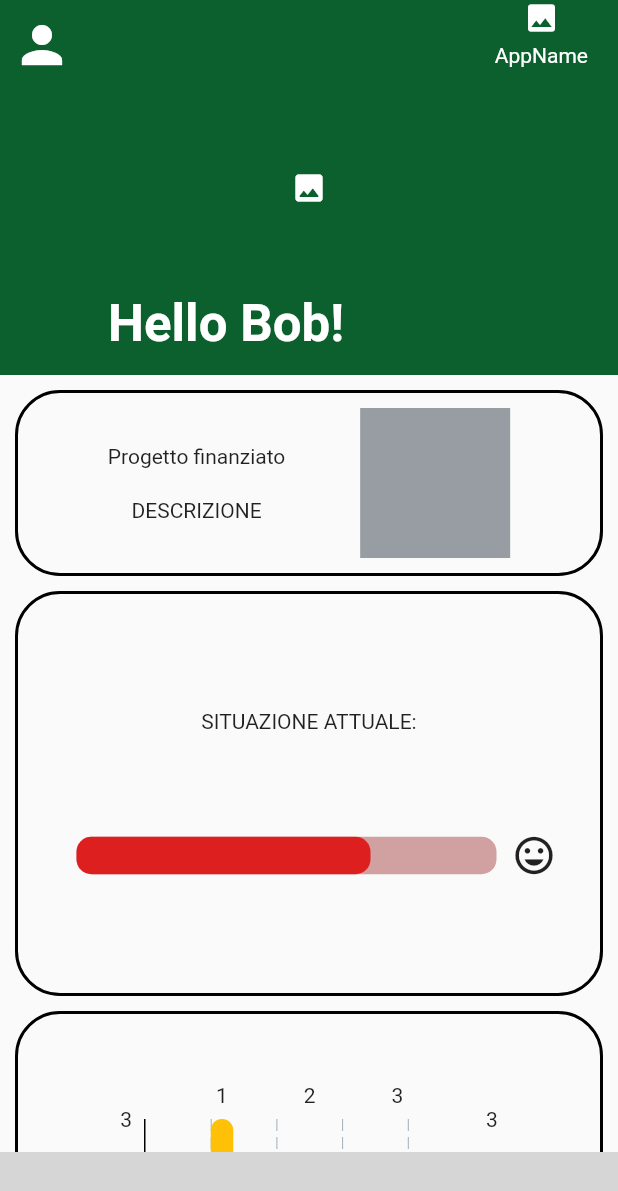
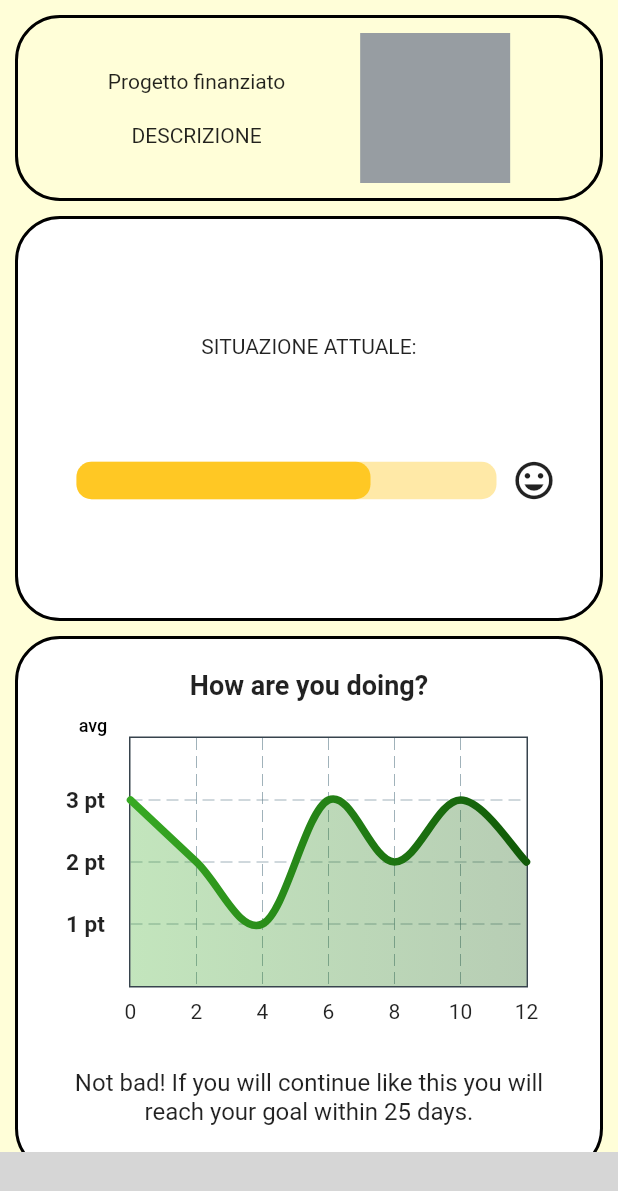
Before and after one commit to pi-surfer/Biometric_app, a Flutter app: the screen it shows after launch, on a phone screen of 412 x 824 dp. Shown: the top 1191 px of the screen. Run offline on Flutter 3.47's test engine with Material 2 defaults, Android fonts, the phone set to English and light mode, and no system bars; drawn by our look-alikes of fl_chart, percent_indicator; our stand-ins replace flutter_login; missing offline and left inert: molten_navigationbar_flutter; grey boxes are pictures that could not be loaded.

Commit message:
BarChart replaced with LineChart

```diff
--- /dev/null
+++ b/lib/models/chart1.dart
@@ -0,0 +1,292 @@
+import 'package:fl_chart/fl_chart.dart';
+import 'package:flutter/material.dart';
+
+class LineChartSample2 extends StatefulWidget {
+  const LineChartSample2({super.key});
+
+  @override
+  State<LineChartSample2> createState() => _LineChartSample2State();
+}
+
+class _LineChartSample2State extends State<LineChartSample2> {
+  List<Color> gradientColors = [
+    Color.fromARGB(255, 55, 169, 35),
+    Color.fromARGB(255, 17, 90, 8),
+  ];
+
+  bool showAvg = false;
+
+  @override
+  Widget build(BuildContext context) {
+    return Stack(
+      children: <Widget>[
+        AspectRatio(
+          aspectRatio: 1.5,
+          child: Padding(
+            padding: const EdgeInsets.only(right: 18,left: 12,top: 24,bottom: 12,),
+            child: LineChart(
+              showAvg ? avgData() : mainData(),
+            ),
+          ),
+        ),
+        SizedBox(
+          width: 60,
+          height: 34,
+          child: TextButton(
+            onPressed: () {
+              setState(() {
+                showAvg = !showAvg;
+              });
+            },
+            child: Text(
+              'avg',
+              style: TextStyle(
+                fontSize: 12,
+                color: showAvg ? Color.fromARGB(255, 0, 0, 0).withOpacity(0.5) : Color.fromARGB(255, 0, 0, 0),
+              ),
+            ),
+          ),
+        ),
+      ],
+    );
+  }
+
+  Widget bottomTitleWidgets(double value, TitleMeta meta) {
+    const style = TextStyle(
+      fontWeight: FontWeight.bold,
+      fontSize: 18,
+    );
+    Widget text;
+    switch (value.toInt()) {
+      case 1:
+        text = const Text('Day 1', style: style,);
+        break;
+      case 5:
+        text = const Text('Day 2', style: style);
+        break;
+      case 9:
+        text = const Text('Day 3', style: style);
+        break;
+      default:
+        text = const Text('', style: style);
+        break;
+    }
+
+    return SideTitleWidget(
+      axisSide: meta.axisSide,
+      child: text,
+    );
+  }
+
+  Widget leftTitleWidgets(double value, TitleMeta meta) {
+    const style = TextStyle(
+      fontWeight: FontWeight.bold,
+      fontSize: 15,
+    );
+    String text;
+    switch (value.toInt()) {
+      case 1:
+        text = '1 pt';
+        break;
+      case 2:
+        text = '2 pt';
+        break;
+      case 3:
+        text = '3 pt';
+        break;
+      default:
+        return Container();
+    }
+
+    return Text(text, style: style, textAlign: TextAlign.left);
+  }
+
+  LineChartData mainData() {
+    return LineChartData(
+      /*gridData: FlGridData(
+        show: true,
+        drawVerticalLine: true,
+        horizontalInterval: 1,
+        verticalInterval: 1,
+        getDrawingHorizontalLine: (value) {
+          return FlLine(
+            color: Colors.blue,
+            strokeWidth: 1,
+          );
+        },
+        getDrawingVerticalLine: (value) {
+          return FlLine(
+            color: Colors.blue,
+            strokeWidth: 1,
+          );
+        },
+      ),*/
+      titlesData: FlTitlesData(
+        show: true,
+        rightTitles: AxisTitles(
+          sideTitles: SideTitles(showTitles: false),
+        ),
+        topTitles: AxisTitles(
+          sideTitles: SideTitles(showTitles: false,),
+        ),
+        bottomTitles: AxisTitles(
+          sideTitles: SideTitles(showTitles: true,),
+        ),
+        /*bottomTitles: AxisTitles(
+          sideTitles: SideTitles(
+            showTitles: true,
+            reservedSize: 30,
+            interval: 1,
+            getTitlesWidget: bottomTitleWidgets,
+          ),
+        ),*/
+        leftTitles: AxisTitles(
+          sideTitles: SideTitles(
+            showTitles: true,
+            interval: 1,
+            getTitlesWidget: leftTitleWidgets,
+            reservedSize: 42,
+          ),
+        ),
+      ),
+      borderData: FlBorderData(
+        show: true,
+        border: Border.all(color: const Color(0xff37434d)),
+      ),
+      minX: 0,
+      maxX: 12,
+      minY: 0,
+      maxY: 4,
+      lineBarsData: [
+        LineChartBarData(
+          spots: const [
+            FlSpot(0, 3),
+            FlSpot(2, 2),
+            FlSpot(4, 1),
+            FlSpot(6, 3),
+            FlSpot(8, 2),
+            FlSpot(10, 3),
+            FlSpot(12, 2),
+          ],
+          isCurved: true,
+          gradient: LinearGradient(
+            colors: gradientColors,
+          ),
+          barWidth: 5,
+          isStrokeCapRound: true,
+          dotData: FlDotData(
+            show: false,
+          ),
+          belowBarData: BarAreaData(
+            show: true,
+            gradient: LinearGradient(
+              colors: gradientColors
+                  .map((color) => color.withOpacity(0.3))
+                  .toList(),
+            ),
+          ),
+        ),
+      ],
+    );
+  }
+
+  LineChartData avgData() {
+    return LineChartData(
+      lineTouchData: LineTouchData(enabled: false),
+      /*gridData: FlGridData(
+        show: true,
+        drawHorizontalLine: true,
+        verticalInterval: 1,
+        horizontalInterval: 1,
+        getDrawingVerticalLine: (value) {
+          return FlLine(
+            color: Color(0xff37434d),
+            strokeWidth: 1,
+          );
+        },
+        getDrawingHorizontalLine: (value) {
+          return FlLine(
+            color: Color(0xff37434d),
+            strokeWidth: 1,
+          );
+        },
+      ),*/
+      titlesData: FlTitlesData(
+        show: true,
+        /*bottomTitles: AxisTitles(
+          sideTitles: SideTitles(
+            showTitles: true,
+            reservedSize: 30,
+            getTitlesWidget: bottomTitleWidgets,
+            interval: 1,
+          ),
+        ),*/
+        leftTitles: AxisTitles(
+          sideTitles: SideTitles(
+            showTitles: true,
+            getTitlesWidget: leftTitleWidgets,
+            reservedSize: 42,
+            interval: 1,
+          ),
+        ),
+        topTitles: AxisTitles(
+          sideTitles: SideTitles(showTitles: false,),
+        ),
+        bottomTitles: AxisTitles(
+          sideTitles: SideTitles(showTitles: true,),
+        ),
+        rightTitles: AxisTitles(
+          sideTitles: SideTitles(showTitles: false),
+        ),
+      ),
+      borderData: FlBorderData(
+        show: true,
+        border: Border.all(color: const Color(0xff37434d)),
+      ),
+      minX: 0,
+      maxX: 12,
+      minY: 0,
+      maxY: 4,
+      lineBarsData: [
+        LineChartBarData(
+          spots: const [
+            FlSpot(0, 2.5),
+            FlSpot(2.6, 2.5),
+            FlSpot(4.9, 2.5),
+            FlSpot(6.8, 2.5),
+            FlSpot(8, 2.5),
+            FlSpot(9.5, 2.5),
+            FlSpot(12, 2.5),
+          ],
+          isCurved: true,
+          gradient: LinearGradient(
+            colors: [
+              ColorTween(begin: gradientColors[0], end: gradientColors[1])
+                  .lerp(0.2)!,
+              ColorTween(begin: gradientColors[0], end: gradientColors[1])
+                  .lerp(0.2)!,
+            ],
+          ),
+          barWidth: 5,
+          isStrokeCapRound: true,
+          dotData: FlDotData(
+            show: false,
+          ),
+          belowBarData: BarAreaData(
+            show: true,
+            gradient: LinearGradient(
+              colors: [
+                ColorTween(begin: gradientColors[0], end: gradientColors[1])
+                    .lerp(0.2)!
+                    .withOpacity(0.1),
+                ColorTween(begin: gradientColors[0], end: gradientColors[1])
+                    .lerp(0.2)!
+                    .withOpacity(0.1),
+              ],
+            ),
+          ),
+        ),
+      ],
+    );
+  }
+}
--- a/lib/screens/home_page.dart
+++ b/lib/screens/home_page.dart
@@ -4,6 +4,7 @@
 import 'package:molten_navigationbar_flutter/molten_navigationbar_flutter.dart';
 
 import 'package:app_project/screens/login_page.dart';
+import 'package:app_project/models/chart1.dart';
 
 class HomePage extends StatefulWidget {
   const HomePage({Key? key}) : super(key: key);
@@ -19,7 +20,8 @@
   @override
   Widget build(BuildContext context) {
     return Scaffold(
-      drawer: Drawer(
+      backgroundColor: Color.fromARGB(255, 255, 254, 216),
+      /*drawer: Drawer(
         child: ListView(
           padding: EdgeInsets.zero,
           children: [
@@ -36,9 +38,9 @@
             ),
           ],
         ),
-      ),
+      ),*/
       body: CustomScrollView(slivers: [
-        SliverAppBar(
+        /*SliverAppBar(
           pinned: true,
           expandedHeight: 250.0,
           collapsedHeight: 60,
@@ -78,7 +80,7 @@
           }),
           backgroundColor: Color.fromARGB(255, 11, 96, 45),
           shadowColor: Color.fromARGB(255, 4, 47, 15), // actions AppBar
-        ),
+        ),*/
         SliverToBoxAdapter(
           child: Padding(
             padding: const EdgeInsets.all(10),
@@ -120,7 +122,7 @@
                 padding: EdgeInsets.all(10),
                 decoration: BoxDecoration(
                   shape: BoxShape.rectangle,
-                  color: null,
+                  color: Colors.white,
                   border: Border.all(
                       width: 2.0, color: Color.fromARGB(255, 0, 0, 0)),
                   borderRadius: BorderRadius.all(Radius.circular(30)),
@@ -139,8 +141,8 @@
                           percent: 0.7,
                           trailing: Icon(Icons.mood, size: 30),
                           barRadius: Radius.circular(10),
-                          backgroundColor: Color.fromARGB(255, 209, 160, 160),
-                          progressColor: Color.fromARGB(255, 221, 31, 31),
+                          backgroundColor: Color.fromARGB(255, 255, 200, 36).withOpacity(0.4),
+                          progressColor: Color.fromARGB(255, 255, 200, 36),
                         ),
                       ],
                     ),
@@ -155,45 +157,43 @@
           child: Padding(
             padding: EdgeInsets.only(left: 10, right: 10, bottom: 40),
             child: Column(
-              children: [Container(
+              children: [
+                Container(
                   padding: EdgeInsets.all(10),
                   decoration: BoxDecoration(
                   shape: BoxShape.rectangle,
-              color: null,
+                  color: Colors.white,
                   border:
                     Border.all(width: 2.0, color: Color.fromARGB(255, 0, 0, 0)),
                   borderRadius: BorderRadius.all(Radius.circular(30)),
             ),
-            child: Container(
-              height: 300,
-              padding: const EdgeInsets.all(30),
+            child: Column(
+              mainAxisAlignment: MainAxisAlignment.center,
+              crossAxisAlignment: CrossAxisAlignment.center,
+              children: [
+                SizedBox(height: 10,),
+                Text('How are you doing?',
+                        style: TextStyle(
+                            fontWeight: FontWeight.bold, fontSize: 18)),
+                Container(
+                  decoration: BoxDecoration(
+                      shape: BoxShape.rectangle,
+                      color: Colors.transparent,),
+                  //height: 300,
+                  padding: const EdgeInsets.only(left: 10,right: 20),
                   // implement the bar chart
-              child: BarChart(
-                BarChartData(
-                    borderData: FlBorderData(
-                        border: const Border(
-                      top: BorderSide.none,
-                      right: BorderSide.none,
-                      left: BorderSide(width: 1),
-                      bottom: BorderSide(width: 1),
-                    )),
-                    groupsSpace: 10,
-
-                    // add bars
-                    barGroups: [
-                      BarChartGroupData(x: 1, barRods: [
-                        BarChartRodData(toY: 3, width: 15, color: Colors.amber),
-                      ]),
-                      BarChartGroupData(x: 2, barRods: [
-                        BarChartRodData(toY: 1, width: 15, color: Colors.amber),
-                      ]),
-                      BarChartGroupData(x: 3, barRods: [
-                        BarChartRodData(toY: 2, width: 15, color: Colors.amber),
-                      ]),
-                    ]),
+                  child: LineChartSample2(),    // Grafico linea da chart1.dart
+                ),
+                Padding(
+                        padding: EdgeInsets.all(20),
+                        child: Text(
+                            'Not bad! If you will continue like this you will reach your goal within 25 days.',
+                            textAlign: TextAlign.center,
+                            style: TextStyle(fontSize: 16)))
+              ],
             ),
           ),
-          ),Column(children: [
+          Column(children: [
             SizedBox(
               height: 10,
             ),
```
Lines whose indentation alone changed are shown as unchanged.
